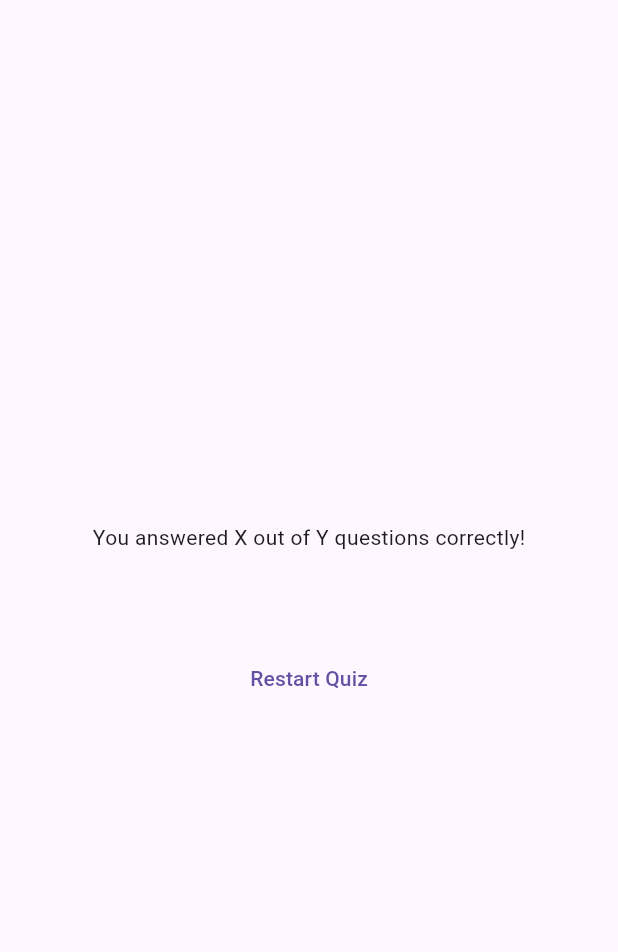
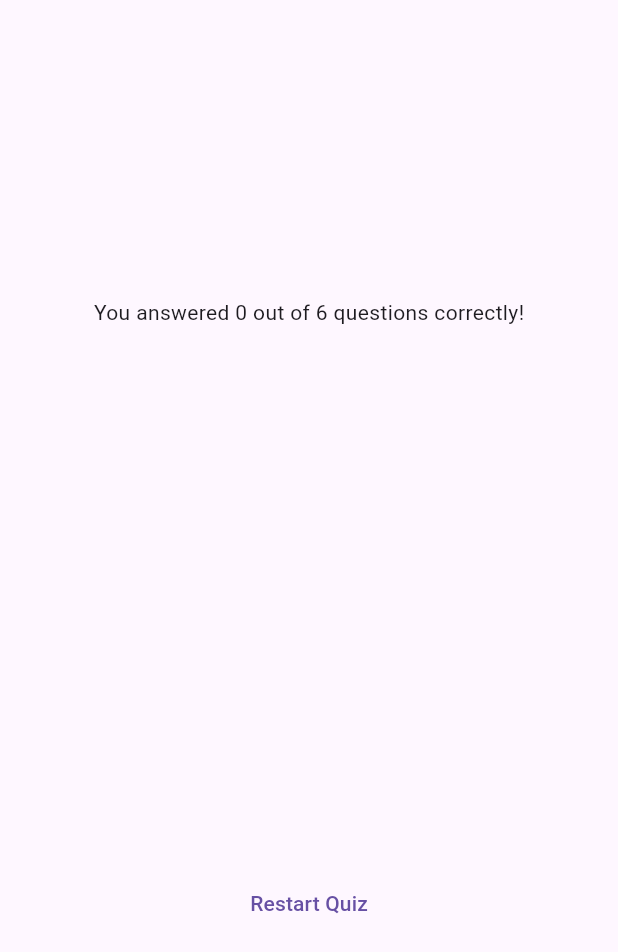
Before and after one commit to MateuszZawadzki1/flutter_projects, a Flutter app: the ResultsScreen widget shown alone on an empty page, opened directly with empty values, on a phone screen of 412 x 824 dp. Shown: the top 952 px of the screen. Run offline on Flutter 3.47's test engine with Material 3 defaults, Android fonts, the phone set to English and light mode, and no system bars; our stand-ins replace google_fonts.

Commit message:
Results screen style upgrade

```diff
--- a/quizz_app/lib/questions_summary.dart
+++ b/quizz_app/lib/questions_summary.dart
@@ -7,25 +7,32 @@ class QuestionsSummary extends StatelessWidget {
 
   @override
   Widget build(BuildContext context) {
-    return Column(
+    return SizedBox(
+      height: 300,
+      child: SingleChildScrollView(
+        child: Column(
             children: summaryData.map(
           (data) {
             return Row(
               children: [
                 Text(((data['question_index'] as int) + 1).toString()),
-            Column(
+                Expanded(
+                  child: Column(
                     children: [
                       Text((data['question'] as String)),
                       const SizedBox(
-                  height: 10,
+                        height: 5,
                       ),
                       Text((data['user_answer'] as String)),
                       Text((data['correct_answer'] as String)),
                     ],
                   ),
+                ),
               ],
             );
           },
-    ).toList());
+        ).toList()),
+      ),
+    );
   }
 }
--- a/quizz_app/lib/results_screen.dart
+++ b/quizz_app/lib/results_screen.dart
@@ -26,6 +26,12 @@ class ResultsScreen extends StatelessWidget {
 
   @override
   Widget build(BuildContext context) {
+    final summaryData = getSummaryData();
+    final numTotalQuestions = questions.length;
+    final numCorrectlyAnswers = summaryData.where((data) {
+      return data['correct_answer'] == data['user_answer'];
+    }).length;
+
     return SizedBox(
       width: double.infinity,
       child: Container(
@@ -33,11 +39,13 @@ class ResultsScreen extends StatelessWidget {
         child: Column(
           mainAxisAlignment: MainAxisAlignment.center,
           children: [
-            const Text("You answered X out of Y questions correctly!"),
+            Text(
+              "You answered $numCorrectlyAnswers out of $numTotalQuestions questions correctly!",
+            ),
             const SizedBox(
               height: 30,
             ),
-            QuestionsSummary(getSummaryData()),
+            QuestionsSummary(summaryData),
             const SizedBox(
               height: 30,
             ),
```
Lines whose indentation alone changed are shown as unchanged.
